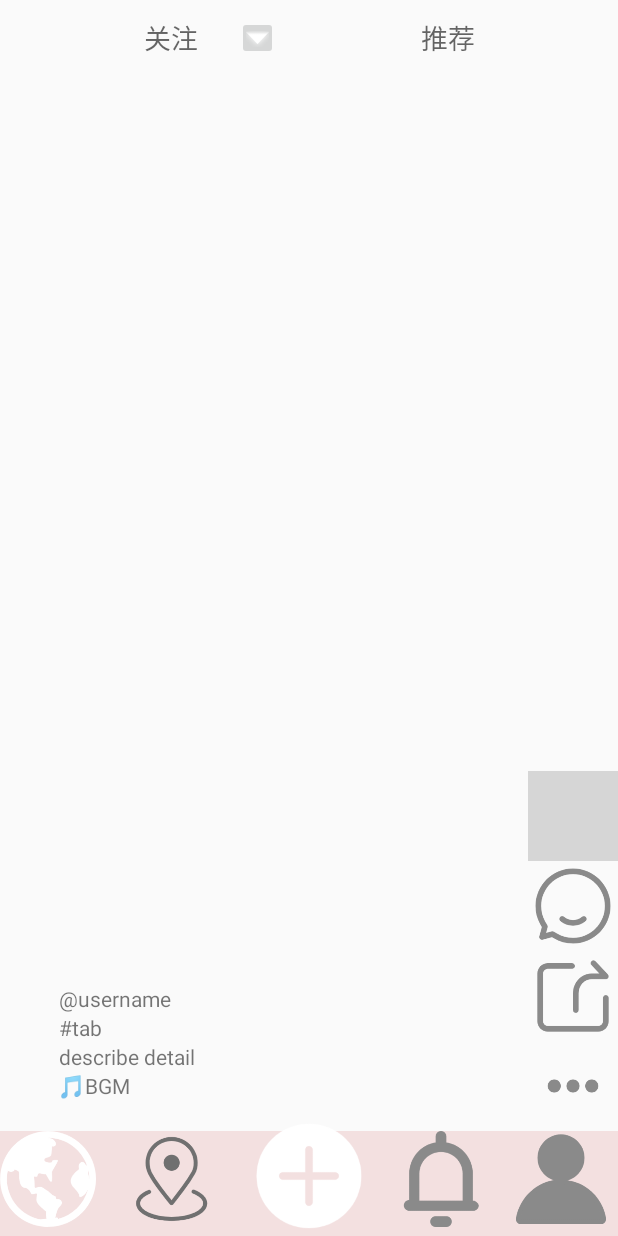
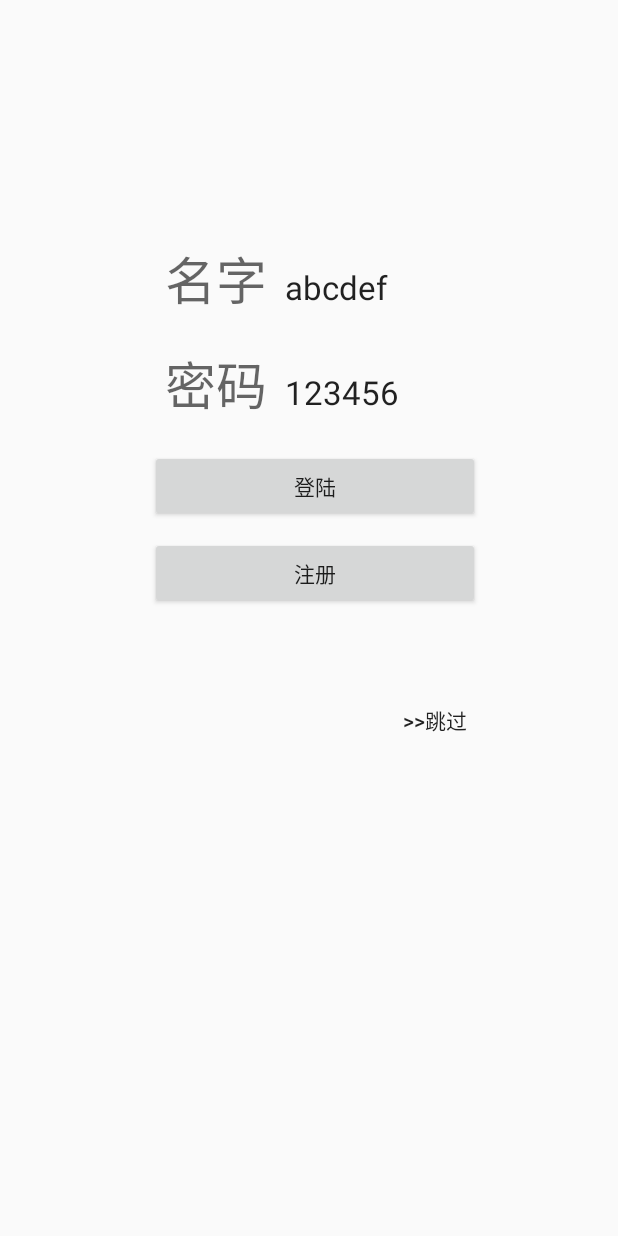
Before and after one commit to Super-Lucky-Lotus/UI2, an Android app: the screen it shows after launch (MainActivity before the commit, LoginActivity after it), on a phone screen of 412 x 824 dp. Run offline under Robolectric (Android 15) with nearby library versions, the phone set to English and light mode, and no system bars; grey boxes are pictures that could not be loaded.

Commit message:
add LoginActivity

```diff
--- /dev/null
+++ b/app/src/main/java/com/example/superluckylotus/LoginActivity.java
@@ -0,0 +1,56 @@
+package com.example.superluckylotus;
+
+import android.content.Intent;
+import android.os.Bundle;
+
+import com.google.android.material.floatingactionbutton.FloatingActionButton;
+import com.google.android.material.snackbar.Snackbar;
+
+import androidx.appcompat.app.AppCompatActivity;
+import androidx.appcompat.widget.Toolbar;
+
+import android.view.View;
+import android.widget.Button;
+
+public class LoginActivity extends AppCompatActivity {
+
+    private Button login_Btn;
+    private Button reg_Btn;
+    private Button skip_Btn;
+
+    @Override
+    protected void onCreate(Bundle savedInstanceState) {
+        super.onCreate(savedInstanceState);
+        setContentView(R.layout.activity_login);
+        login_Btn = (Button)findViewById(R.id.btn_login);
+        reg_Btn = (Button)findViewById(R.id.btn_reg);
+        skip_Btn = (Button)findViewById(R.id.btn_skip);
+        setListeners();
+    }
+
+    private void setListeners(){
+        OnClick onClick = new OnClick();
+        login_Btn.setOnClickListener(onClick);
+        reg_Btn.setOnClickListener(onClick);
+        skip_Btn.setOnClickListener(onClick);
+    }
+
+    private class OnClick implements View.OnClickListener{
+        @Override
+        public void onClick(View v){
+            Intent intent = null;
+            switch (v.getId()){
+                case R.id.btn_login:
+                    intent = new Intent(LoginActivity.this,MainActivity.class);
+                    break;
+                case R.id.btn_reg://MainActivity要改成reg的act
+                    intent = new Intent(LoginActivity.this,MainActivity.class);
+                    break;
+                case R.id.btn_skip:
+                    intent = new Intent(LoginActivity.this,MainActivity.class);
+                    break;
+            }
+            startActivity(intent);
+        }
+    }
+}
--- a/app/src/main/java/com/example/superluckylotus/WelcomeActivity.java
+++ b/app/src/main/java/com/example/superluckylotus/WelcomeActivity.java
@@ -36,7 +36,7 @@ public class WelcomeActivity extends AppCompatActivity implements View.OnClickLi
             @Override
             public void run() {
                 //从闪屏界面跳转到首界面
-                Intent intent=new Intent(WelcomeActivity.this,MainActivity.class);
+                Intent intent=new Intent(WelcomeActivity.this,LoginActivity.class);
                 startActivity(intent);
                 finish();
             }
@@ -74,7 +74,7 @@ public class WelcomeActivity extends AppCompatActivity implements View.OnClickLi
         switch (view.getId()){
             case R.id.tv:
                 //从闪屏界面跳转到首界面
-                Intent intent=new Intent(WelcomeActivity.this,MainActivity.class);
+                Intent intent=new Intent(WelcomeActivity.this,LoginActivity.class);
                 startActivity(intent);
                 finish();
                 if(runnable!=null){
--- /dev/null
+++ b/app/src/main/res/layout/activity_login.xml
@@ -0,0 +1,92 @@
+<?xml version="1.0" encoding="utf-8"?>
+<LinearLayout xmlns:android="http://schemas.android.com/apk/res/android"
+    xmlns:app="http://schemas.android.com/apk/res-auto"
+    xmlns:tools="http://schemas.android.com/tools"
+    android:orientation="vertical"
+    android:layout_width="220dp"
+    android:layout_height="500dp"
+    android:layout_marginLeft="100dp"
+    android:layout_marginTop="140dp"
+    >
+
+    <ImageView
+        android:id="@+id/imageView4"
+        android:layout_width="match_parent"
+        android:layout_height="wrap_content"
+        tools:srcCompat="@tools:sample/avatars" />
+
+    <LinearLayout
+        android:layout_width="200dp"
+        android:layout_height="50dp"
+        android:layout_gravity="center_horizontal"
+        android:layout_marginTop="20dp"
+        android:orientation="horizontal">
+
+        <TextView
+            android:id="@+id/username"
+            android:layout_width="60dp"
+            android:layout_height="50dp"
+            android:layout_weight="1"
+            android:text="名字"
+            android:textAppearance="@style/TextAppearance.AppCompat.Display1" />
+
+        <TextView
+            android:id="@+id/tv_username"
+            android:layout_width="100dp"
+            android:layout_height="wrap_content"
+            android:layout_weight="1"
+            android:text="abcdef"
+            android:textAppearance="@style/TextAppearance.AppCompat.Large" />
+
+    </LinearLayout>
+
+    <LinearLayout
+        android:layout_width="200dp"
+        android:layout_height="50dp"
+        android:orientation="horizontal"
+        android:layout_marginTop="20dp"
+        android:layout_gravity="center_horizontal">
+
+        <TextView
+            android:id="@+id/password"
+            android:layout_width="60dp"
+            android:layout_height="50dp"
+            android:layout_weight="1"
+            android:text="密码"
+            android:textAppearance="@style/TextAppearance.AppCompat.Display1" />
+
+        <TextView
+            android:id="@+id/tv_password"
+            android:layout_width="100dp"
+            android:layout_height="wrap_content"
+            android:layout_weight="1"
+            android:text="123456"
+            android:textAppearance="@style/TextAppearance.AppCompat.Large" />
+
+    </LinearLayout>
+
+    <Button
+        android:id="@+id/btn_login"
+        android:layout_width="match_parent"
+        android:layout_height="wrap_content"
+        android:layout_marginTop="20dp"
+        android:text="登陆" />
+
+    <Button
+        android:id="@+id/btn_reg"
+        android:layout_width="match_parent"
+        android:layout_height="wrap_content"
+        android:layout_marginTop="10dp"
+        android:text="注册" />
+
+    <Button
+        android:id="@+id/btn_skip"
+        android:layout_width="match_parent"
+        android:layout_height="wrap_content"
+        android:layout_marginTop="50dp"
+        android:layout_marginLeft="160dp"
+        android:background="#00FFFFFF"
+        android:text=">>跳过" />
+
+
+</LinearLayout>
--- a/app/src/main/res/values/dimens.xml
+++ b/app/src/main/res/values/dimens.xml
@@ -2,4 +2,5 @@
     <!-- Default screen margins, per the Android Design guidelines. -->
     <dimen name="activity_horizontal_margin">16dp</dimen>
     <dimen name="activity_vertical_margin">16dp</dimen>
+    <dimen name="fab_margin">16dp</dimen>
 </resources>
--- a/app/src/main/res/values/styles.xml
+++ b/app/src/main/res/values/styles.xml
@@ -18,7 +18,4 @@
     <style name="AppTheme.PopupOverlay" parent="ThemeOverlay.AppCompat.Light" />
 
 
-
-
-
 </resources>
```
Also changed, not shown: app/src/main/AndroidManifest.xml (+7 -2 lines), app/src/main/java/com/example/superluckylotus/FirstFragment.java (added, +34 -0 lines), app/src/main/java/com/example/superluckylotus/SecondFragment.java (added, +34 -0 lines), app/src/main/res/layout/fragment_first.xml (added, +28 -0 lines), app/src/main/res/layout/fragment_second.xml (added, +27 -0 lines), app/src/main/res/values/strings.xml (+9 -0 lines).
